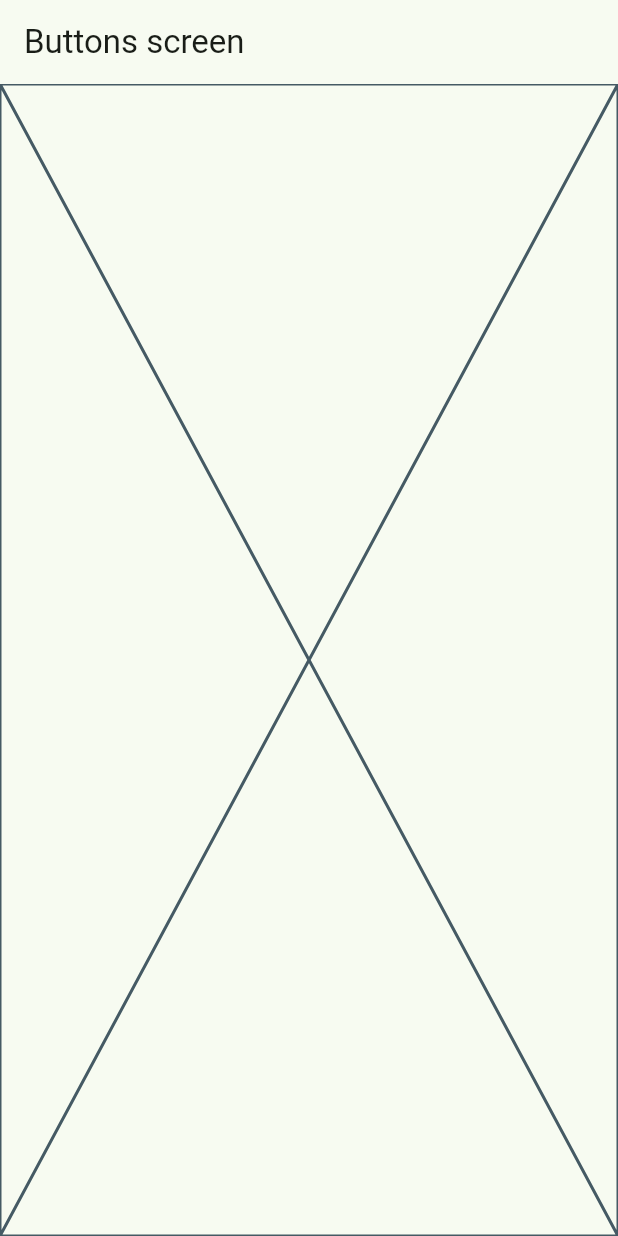
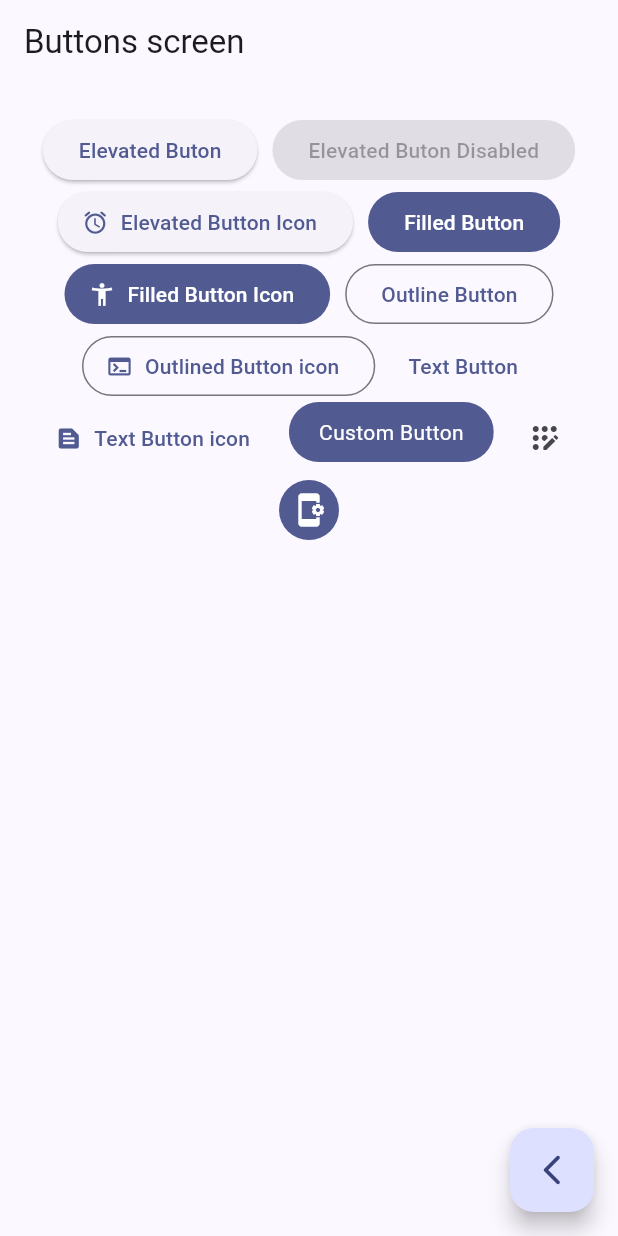
Before and after one commit to emilio-gajardo/widgets_app, a Flutter app: the ButtonsScreen screen opened by its route, on a phone screen of 412 x 824 dp. Run offline on Flutter 3.47's test engine with Material 2 defaults, Android fonts, the phone set to English and light mode, and no system bars; our stand-ins replace go_router.

```diff
--- a/lib/main.dart
+++ b/lib/main.dart
@@ -14,7 +14,7 @@ class MainApp extends StatelessWidget {
     return MaterialApp.router(
       routerConfig: appRouter,
       debugShowCheckedModeBanner: false,
-      theme: AppTheme(selectedColor: 6).getTheme(),
+      theme: AppTheme(selectedColor: 8).getTheme(),
     );
   }
 }
--- a/lib/presentation/screens/buttons/buttons_screen.dart
+++ b/lib/presentation/screens/buttons/buttons_screen.dart
@@ -1,4 +1,5 @@
 import 'package:flutter/material.dart';
+import 'package:go_router/go_router.dart';
 
 class ButtonsScreen extends StatelessWidget {
   static const String name = 'buttons_screen';
@@ -10,7 +11,99 @@ class ButtonsScreen extends StatelessWidget {
       appBar: AppBar(
         title: const Text('Buttons screen'),
       ),
-      body: const Placeholder(),
+      body: const _ButtonsView(),
+      floatingActionButton: FloatingActionButton(
+        child: const Icon(Icons.arrow_back_ios_new_rounded, ),
+        onPressed: () {
+          context.pop();
+        },
+      ),
     );
   }
 }
+
+class _ButtonsView extends StatelessWidget {
+  const _ButtonsView();
+
+  @override
+  Widget build(BuildContext context) {
+    final colors = Theme.of(context).colorScheme;
+
+    return SizedBox(
+      width: double.infinity,
+      child: Padding(
+        padding: const EdgeInsets.symmetric(horizontal: 10, vertical: 20),
+        child: Wrap(
+          spacing: 10,
+          alignment: WrapAlignment.center,
+          children: [
+            ElevatedButton(onPressed: (){}, child: const Text('Elevated Buton')),
+            const ElevatedButton(onPressed: null, child: Text('Elevated Buton Disabled')),
+            ElevatedButton.icon(
+              onPressed: (){},
+              icon: const Icon(Icons.access_alarm_rounded),
+              label: const Text('Elevated Button Icon')
+              ),
+              FilledButton(onPressed: (){}, child: const Text('Filled Button')),
+              FilledButton.icon(
+                onPressed: (){},
+                icon: const Icon(Icons.accessibility_new),
+                label: const Text('Filled Button Icon')
+              ),
+              OutlinedButton(onPressed: (){}, child: const Text('Outline Button')),
+              OutlinedButton.icon(
+                onPressed: (){},
+                icon: const Icon(Icons.terminal),
+                label: const Text('Outlined Button icon')
+              ),
+              TextButton(onPressed: (){}, child: const Text('Text Button')),
+              TextButton.icon(
+                onPressed: (){},
+                icon: const Icon(Icons.text_snippet),
+                label: const Text('Text Button icon')
+              ),
+
+              /// [Boton personalizado]
+              const CustomButton(),
+
+              IconButton(onPressed: (){}, icon: const Icon(Icons.app_registration_rounded)),
+              IconButton(
+                onPressed: (){},
+                icon: const Icon(Icons.app_settings_alt),
+                style: ButtonStyle(
+                  backgroundColor: MaterialStatePropertyAll(colors.primary),
+                  iconColor: const MaterialStatePropertyAll(Colors.white)
+                ),
+              )
+
+          ],
+        ),
+      ),
+    );
+  }
+}
+
+/// [Boton personalizado]
+class CustomButton extends StatelessWidget {
+  const CustomButton({super.key});
+
+  @override
+  Widget build(BuildContext context) {
+
+    final colors = Theme.of(context).colorScheme;
+
+    return ClipRRect(
+      borderRadius: BorderRadius.circular(20),
+      child: Material(
+        color: colors.primary,
+        child: InkWell(
+          onTap: (){},
+          child: const Padding(
+            padding: EdgeInsets.symmetric(horizontal: 20, vertical: 10),
+            child: Text('Custom Button', style: TextStyle(color: Colors.white),),
+          ),
+        ),
+      ),
+    );
+  }
+}
```
